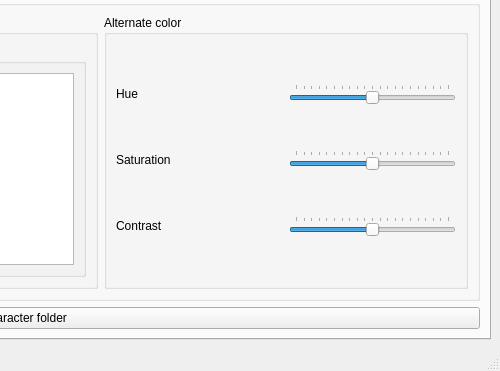
headshot2017/smbzg-charloader, file gui-tool/ui/form.ui: the form before one commit; both pictures show x 524 to 1024 and y 563 to 934 of the 1024 by 934 pixel window.
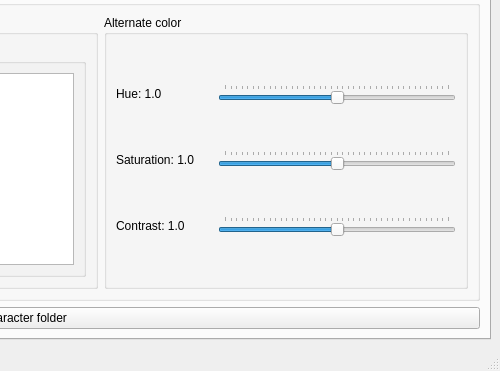
The form after the commit. The open tabs and pages were chosen to show the change. Icons and pictures are not drawn. Custom widgets are drawn as their Qt base class.

Commit message: gui-tool: increase limits of HSV alternate colors

What changed in the file:
```diff
--- a/gui-tool/ui/form.ui
+++ b/gui-tool/ui/form.ui
@@ -794,18 +794,24 @@
                       <verstretch>0</verstretch>
                      </sizepolicy>
                     </property>
+                    <property name="maximumSize">
+                     <size>
+                      <width>96</width>
+                      <height>16777215</height>
+                     </size>
+                    </property>
                     <property name="text">
-                     <string>Hue</string>
+                     <string>Hue: 1.0</string>
                     </property>
                    </widget>
                   </item>
                   <item>
                    <widget class="QSlider" name="slider_hue">
                     <property name="minimum">
-                     <number>-200</number>
+                     <number>-1000</number>
                     </property>
                     <property name="maximum">
-                     <number>200</number>
+                     <number>1000</number>
                     </property>
                     <property name="orientation">
                      <enum>Qt::Horizontal</enum>
@@ -814,7 +820,7 @@
                      <enum>QSlider::TicksAbove</enum>
                     </property>
                     <property name="tickInterval">
-                     <number>20</number>
+                     <number>50</number>
                     </property>
                    </widget>
                   </item>
@@ -830,18 +836,24 @@
                       <verstretch>0</verstretch>
                      </sizepolicy>
                     </property>
+                    <property name="maximumSize">
+                     <size>
+                      <width>96</width>
+                      <height>16777215</height>
+                     </size>
+                    </property>
                     <property name="text">
-                     <string>Saturation</string>
+                     <string>Saturation: 1.0</string>
                     </property>
                    </widget>
                   </item>
                   <item>
                    <widget class="QSlider" name="slider_saturation">
                     <property name="minimum">
-                     <number>-200</number>
+                     <number>-1000</number>
                     </property>
                     <property name="maximum">
-                     <number>200</number>
+                     <number>1000</number>
                     </property>
                     <property name="orientation">
                      <enum>Qt::Horizontal</enum>
@@ -850,7 +862,7 @@
                      <enum>QSlider::TicksAbove</enum>
                     </property>
                     <property name="tickInterval">
-                     <number>20</number>
+                     <number>50</number>
                     </property>
                    </widget>
                   </item>
@@ -866,18 +878,24 @@
                       <verstretch>0</verstretch>
                      </sizepolicy>
                     </property>
+                    <property name="maximumSize">
+                     <size>
+                      <width>96</width>
+                      <height>16777215</height>
+                     </size>
+                    </property>
                     <property name="text">
-                     <string>Contrast</string>
+                     <string>Contrast: 1.0</string>
                     </property>
                    </widget>
                   </item>
                   <item>
                    <widget class="QSlider" name="slider_contrast">
                     <property name="minimum">
-                     <number>-200</number>
+                     <number>-1000</number>
                     </property>
                     <property name="maximum">
-                     <number>200</number>
+                     <number>1000</number>
                     </property>
                     <property name="orientation">
                      <enum>Qt::Horizontal</enum>
@@ -886,7 +904,7 @@
                      <enum>QSlider::TicksAbove</enum>
                     </property>
                     <property name="tickInterval">
-                     <number>20</number>
+                     <number>50</number>
                     </property>
                    </widget>
                   </item>
```
